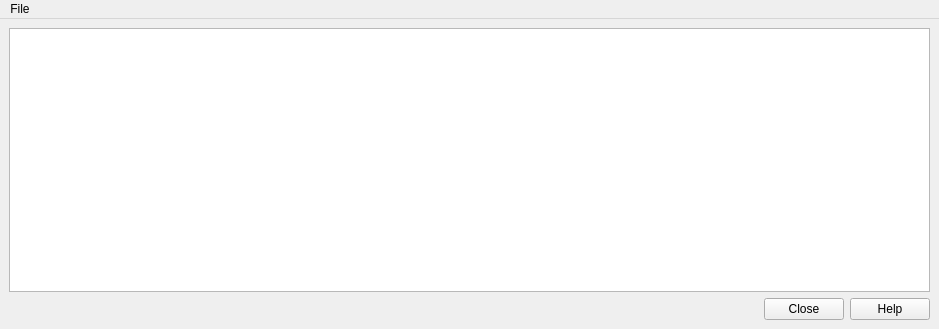
Qt form src/sas/qtgui/Utilities/UI/GridPanelUI.ui (SasView/sasview) before a commit.
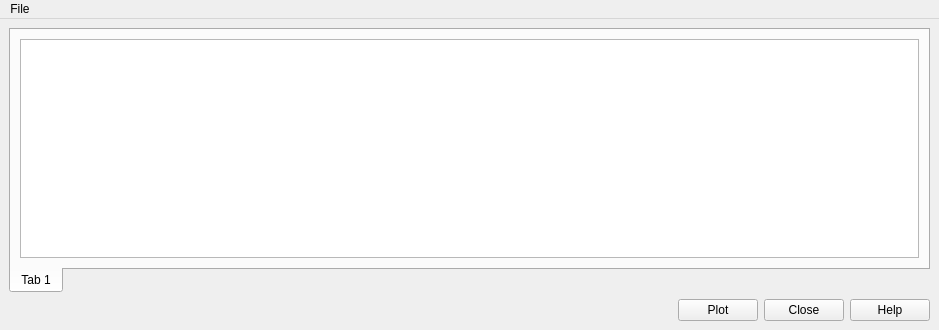
The same form after that commit.

```diff
--- a/src/sas/qtgui/Utilities/UI/GridPanelUI.ui
+++ b/src/sas/qtgui/Utilities/UI/GridPanelUI.ui
@@ -7,7 +7,7 @@
     <x>0</x>
     <y>0</y>
     <width>939</width>
-    <height>329</height>
+    <height>330</height>
    </rect>
   </property>
   <property name="sizePolicy">
@@ -20,7 +20,37 @@
    <string>Batch Fitting Results</string>
   </property>
   <widget class="QWidget" name="centralwidget">
-   <layout class="QGridLayout" name="gridLayout">
+   <layout class="QGridLayout" name="gridLayout_2">
+    <item row="0" column="0">
+     <widget class="QTabWidget" name="tabWidget">
+      <property name="tabPosition">
+       <enum>QTabWidget::South</enum>
+      </property>
+      <property name="currentIndex">
+       <number>0</number>
+      </property>
+      <widget class="QWidget" name="tab">
+       <attribute name="title">
+        <string>Tab 1</string>
+       </attribute>
+       <layout class="QGridLayout" name="gridLayout">
+        <item row="0" column="0">
+         <widget class="QTableWidget" name="tblParams">
+          <property name="contextMenuPolicy">
+           <enum>Qt::CustomContextMenu</enum>
+          </property>
+          <property name="alternatingRowColors">
+           <bool>true</bool>
+          </property>
+          <property name="selectionBehavior">
+           <enum>QAbstractItemView::SelectRows</enum>
+          </property>
+         </widget>
+        </item>
+       </layout>
+      </widget>
+     </widget>
+    </item>
     <item row="1" column="0">
      <layout class="QHBoxLayout" name="horizontalLayout">
       <item>
@@ -36,6 +66,13 @@
         </property>
        </spacer>
       </item>
+      <item>
+       <widget class="QPushButton" name="cmdPlot">
+        <property name="text">
+         <string>Plot</string>
+        </property>
+       </widget>
+      </item>
       <item>
        <widget class="QPushButton" name="cmdOK">
         <property name="text">
@@ -52,19 +89,6 @@
       </item>
      </layout>
     </item>
-    <item row="0" column="0">
-     <widget class="QTableWidget" name="tblParams">
-      <property name="contextMenuPolicy">
-       <enum>Qt::CustomContextMenu</enum>
-      </property>
-      <property name="alternatingRowColors">
-       <bool>true</bool>
-      </property>
-      <property name="selectionBehavior">
-       <enum>QAbstractItemView::SelectRows</enum>
-      </property>
-     </widget>
-    </item>
    </layout>
   </widget>
   <widget class="QMenuBar" name="menubar">
```
Left out of the diff: 2 changed lines with no effect on the pictures.
